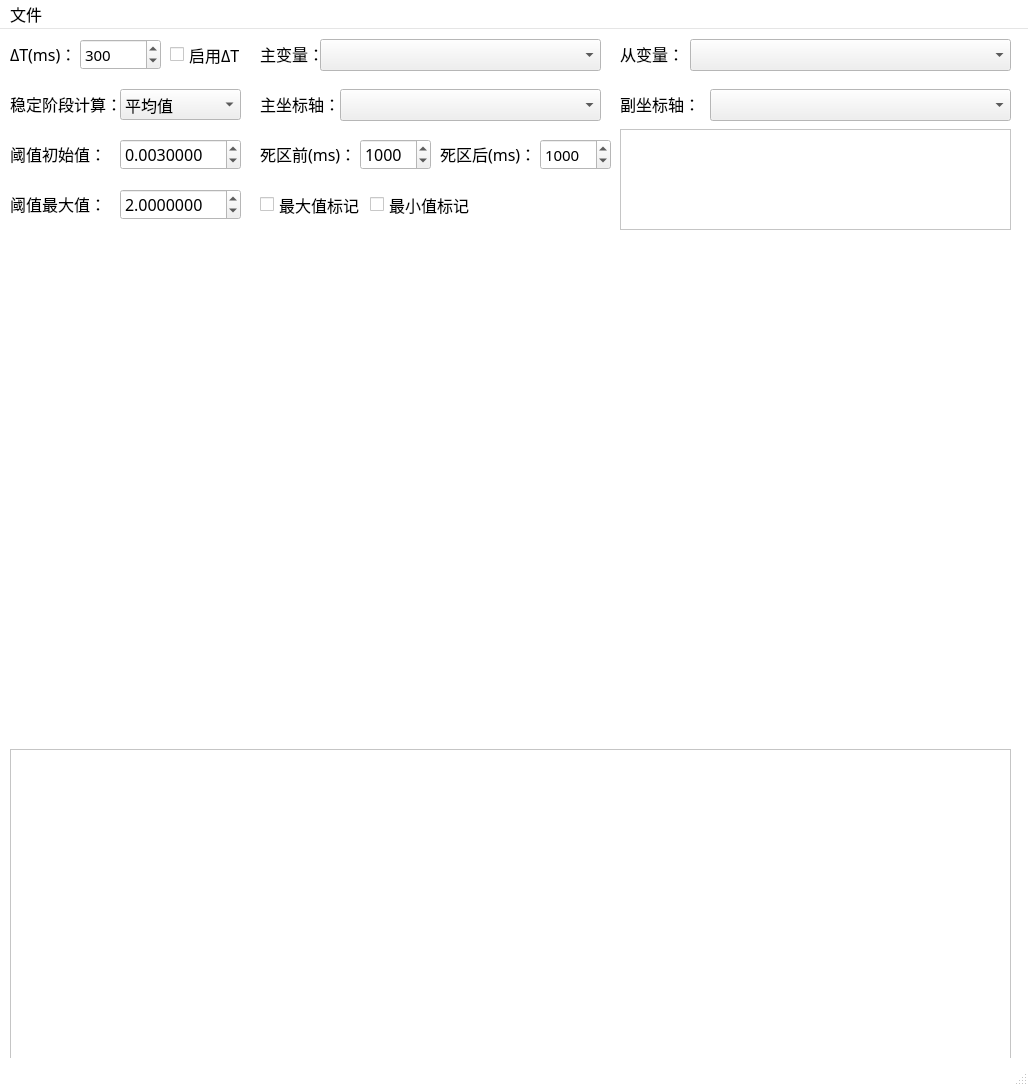
Before: the Qt Designer form ui/DataAnalysis.ui in banniford/DataAnalysisApp, drawn with Qt 5.
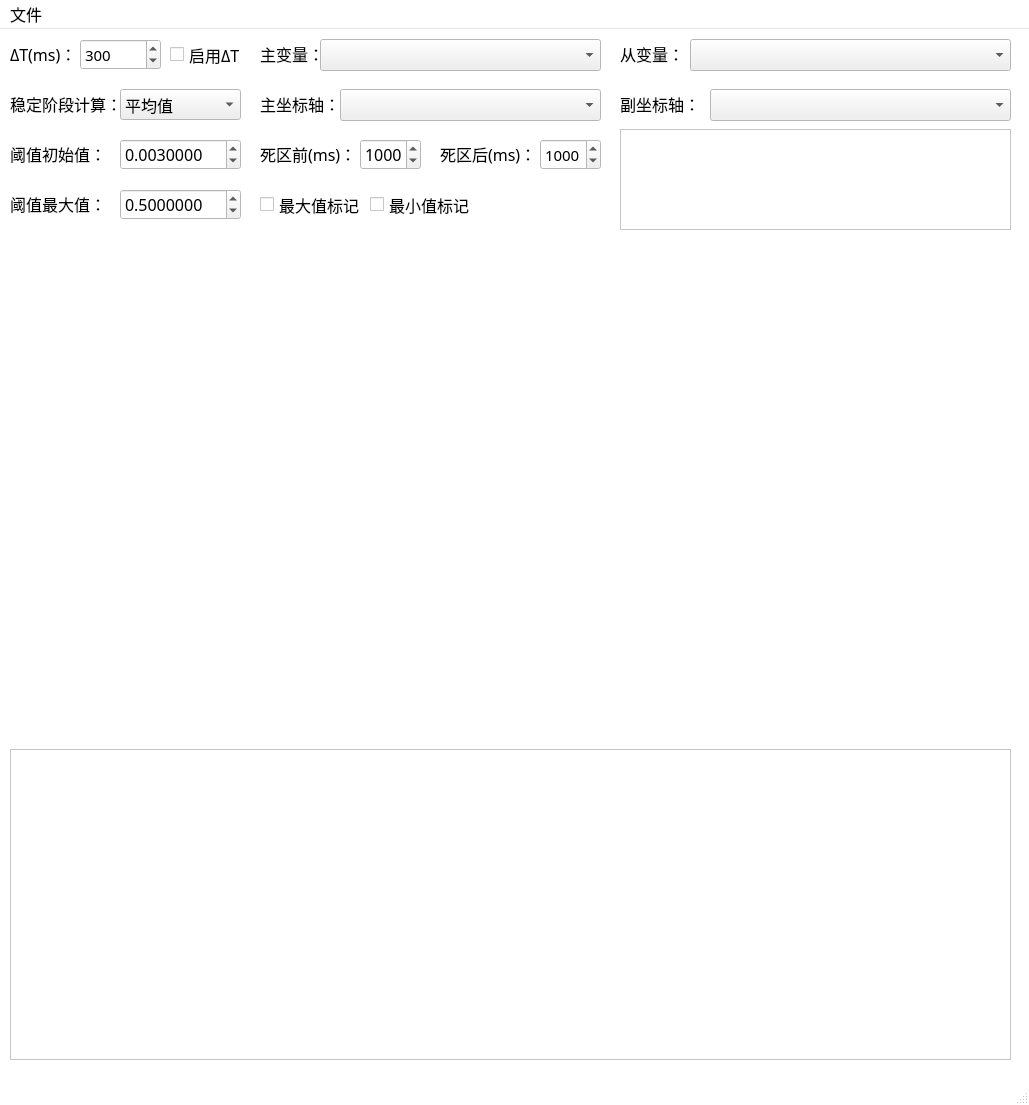
After: the same form once the commit is applied. Icons and pictures are not drawn. Custom widgets are drawn as their Qt base class.

Diff of the .ui file:
```diff
--- a/ui/DataAnalysis.ui
+++ b/ui/DataAnalysis.ui
@@ -6,13 +6,22 @@
    <rect>
     <x>0</x>
     <y>0</y>
-    <width>1028</width>
-    <height>1086</height>
+    <width>1029</width>
+    <height>1105</height>
    </rect>
   </property>
   <property name="palette">
    <palette>
     <active>
+     <colorrole role="Base">
+      <brush brushstyle="SolidPattern">
+       <color alpha="255">
+        <red>255</red>
+        <green>255</green>
+        <blue>255</blue>
+       </color>
+      </brush>
+     </colorrole>
      <colorrole role="Window">
       <brush brushstyle="SolidPattern">
        <color alpha="255">
@@ -24,6 +33,15 @@
      </colorrole>
     </active>
     <inactive>
+     <colorrole role="Base">
+      <brush brushstyle="SolidPattern">
+       <color alpha="255">
+        <red>255</red>
+        <green>255</green>
+        <blue>255</blue>
+       </color>
+      </brush>
+     </colorrole>
      <colorrole role="Window">
       <brush brushstyle="SolidPattern">
        <color alpha="255">
@@ -279,7 +297,7 @@
      <rect>
       <x>360</x>
       <y>110</y>
-      <width>71</width>
+      <width>61</width>
       <height>31</height>
      </rect>
     </property>
@@ -336,7 +354,7 @@
      <rect>
       <x>540</x>
       <y>110</y>
-      <width>71</width>
+      <width>61</width>
       <height>31</height>
      </rect>
     </property>
@@ -508,7 +526,7 @@
      <number>7</number>
     </property>
     <property name="value">
-     <double>2.000000000000000</double>
+     <double>0.500000000000000</double>
     </property>
    </widget>
    <widget class="QCheckBox" name="checkBox_3">
@@ -670,8 +688,8 @@
     <rect>
      <x>0</x>
      <y>0</y>
-     <width>1028</width>
-     <height>22</height>
+     <width>1029</width>
+     <height>29</height>
     </rect>
    </property>
    <property name="font">
```
Left out of the diff: 24 changed lines with no effect on the pictures.
